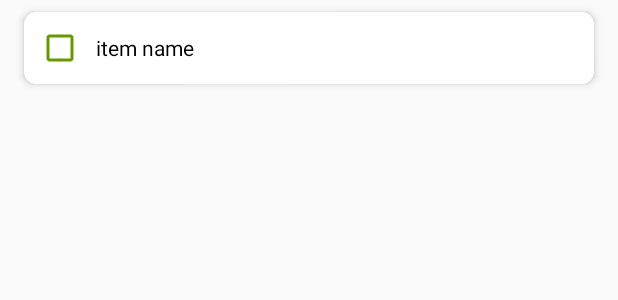
After one commit to JerzyJerzu/PackIt, an Android app: the layout checkbox_card.xml on its own in the app's theme, with its tools: preview values and no code run, on a phone screen of 412 x 824 dp. The commit adds this screen. Shown: the top 300 px of the screen. Run offline under Robolectric (Android 15) with nearby library versions, the phone set to English and light mode, and no system bars.

Commit message:
added checkboxes for items

```diff
--- a/app/src/main/java/com/example/packit/DatabaseHelper.java
+++ b/app/src/main/java/com/example/packit/DatabaseHelper.java
@@ -181,7 +181,7 @@ public class DatabaseHelper extends SQLiteOpenHelper {
         SQLiteDatabase db = this.getWritableDatabase();
         db.delete(TABLE_TAGS, TAG_ID + "=?", new String[]{String.valueOf(tag.getID())});
         db.close();
-    }
+    }/*
     public void deleteAllJunctionsWithItem(int ItemID)
     {
         SQLiteDatabase db = this.getWritableDatabase();
@@ -197,7 +197,7 @@ public class DatabaseHelper extends SQLiteOpenHelper {
                 JUNCTION_TAG_ID + "=?",
                 new String[]{String.valueOf(TagID)});
         db.close();
-    }
+    }*/
     public void deleteJunction(int ItemID, int TagID)
     {
         SQLiteDatabase db = this.getWritableDatabase();
--- /dev/null
+++ b/app/src/main/res/layout/checkbox_card.xml
@@ -0,0 +1,27 @@
+<androidx.cardview.widget.CardView xmlns:android="http://schemas.android.com/apk/res/android"
+    android:layout_width="match_parent"
+    android:layout_height="wrap_content"
+    xmlns:app="http://schemas.android.com/apk/res-auto"
+    xmlns:tools="http://schemas.android.com/tools"
+    app:cardElevation="3dp"
+    app:cardCornerRadius="8dp"
+    android:layout_marginHorizontal="16dp"
+    android:layout_marginVertical="8dp">
+
+    <RelativeLayout
+        android:layout_width="wrap_content"
+        android:layout_height="wrap_content"
+        android:padding="8dp">
+
+        <CheckBox
+            android:id="@+id/CheckBox"
+            android:layout_width="wrap_content"
+            android:layout_height="wrap_content"
+            android:layout_centerHorizontal="true"
+            android:paddingStart="8dp"
+            android:buttonTint="@android:color/holo_green_dark"
+            tools:text="item name"/>
+
+    </RelativeLayout>
+
+</androidx.cardview.widget.CardView>
--- a/app/src/main/res/layout/trip_cell.xml
+++ b/app/src/main/res/layout/trip_cell.xml
@@ -4,6 +4,7 @@
     android:layout_height="wrap_content"
     android:layout_width="match_parent"
     app:cardElevation="3dp"
+    app:cardCornerRadius="8dp"
     android:layout_marginHorizontal="16dp"
     android:layout_marginVertical="8dp">
 
@@ -20,6 +21,8 @@
             android:text="Title"
             android:textColor="@color/black"
             android:textSize="25sp"
-            android:textStyle="bold" />
+            android:textStyle="bold"
+            android:paddingStart="8dp"
+            />
     </RelativeLayout>
 </androidx.cardview.widget.CardView>
```
Also changed, not shown: app/src/main/java/com/example/packit/AcitivityMainItemsList.java (+25 -5 lines), app/src/main/java/com/example/packit/ItemCheckAdapter.java (+18 -19 lines), app/src/main/java/com/example/packit/ItemChecklistAdapter.java (deleted, +0 -36 lines), app/src/main/java/com/example/packit/RecyclerItemTouchHelper.java (added, +97 -0 lines).
